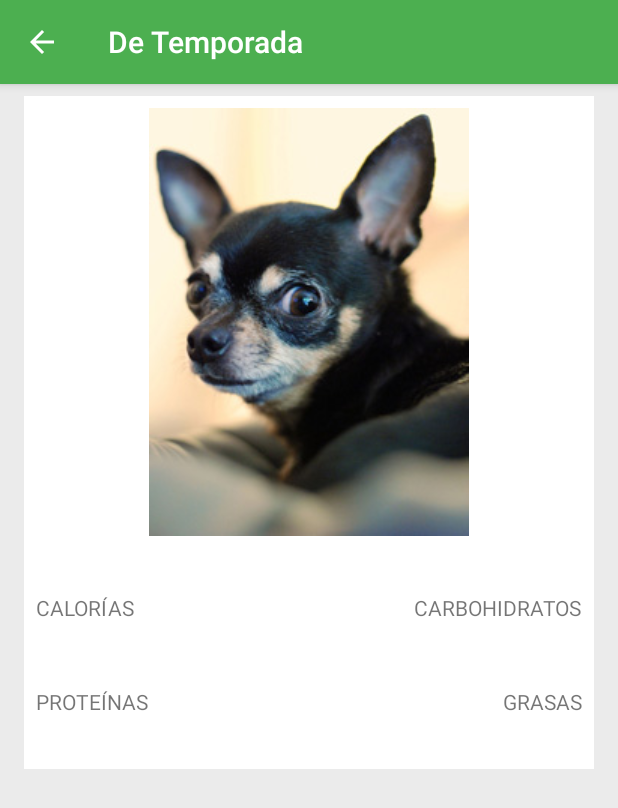
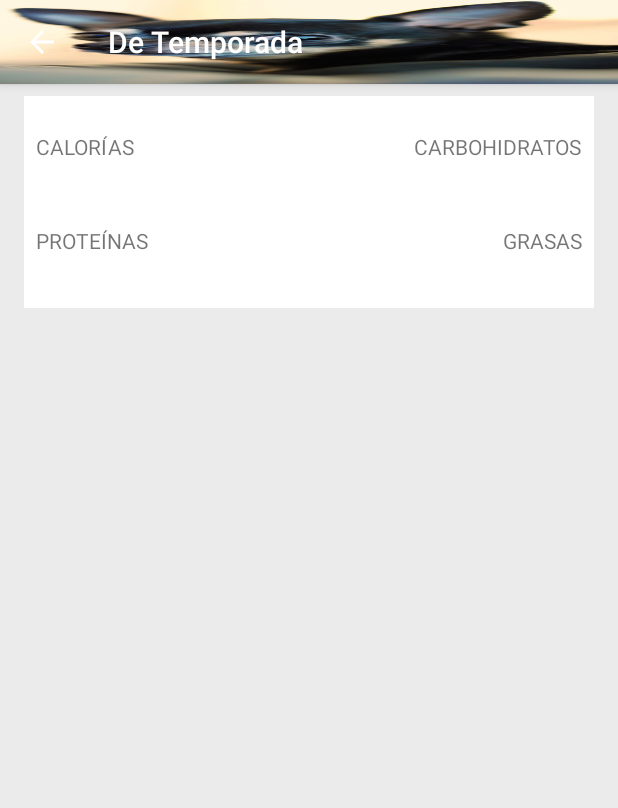
Before and after one commit to jpserrano/AndroidRestJSONExample-master, an Android app: the AlimentoActivity screen opened directly, with no data from a screen before it, on a phone screen of 412 x 824 dp. Shown: the top 808 px of the screen. Run offline under Robolectric (Android 15) with nearby library versions, the phone set to English and light mode, and no system bars; our stand-ins replace Firebase (no records; nobody signed in at launch, a user with empty details on screens opened directly); 6 statements that could not run were skipped.

Commit message:
- Imagen del alimento en la statusbar.

```diff
--- a/app/build.gradle
+++ b/app/build.gradle
@@ -4,7 +4,7 @@ android {
     compileSdkVersion 25
     defaultConfig {
         applicationId "es.jota.detemporada"
-        minSdkVersion 15
+        minSdkVersion 21
         targetSdkVersion 25
         versionCode 1
         versionName "1.0"
--- a/app/src/main/java/es/jota/detemporada/AlimentoActivity.java
+++ b/app/src/main/java/es/jota/detemporada/AlimentoActivity.java
@@ -3,10 +3,14 @@ package es.jota.detemporada;
 import android.annotation.SuppressLint;
 import android.content.Intent;
 import android.content.res.Resources;
+import android.graphics.Color;
+import android.os.Build;
 import android.support.annotation.NonNull;
 import android.support.v7.app.AppCompatActivity;
 import android.os.Bundle;
 import android.util.Log;
+import android.view.Window;
+import android.view.WindowManager;
 import android.widget.ImageView;
 import android.widget.TextView;
 
@@ -38,23 +42,27 @@ public class AlimentoActivity extends AppCompatActivity {
         int mesSeleccionado = intent.getIntExtra(MainActivity.EXTRA_MES_SELECCIONADO, 1);
 
         // Si en el strings no está definido el nombre del alimento mostramos el nombre desde el objeto en BD
-        TextView textAlimento = (TextView) findViewById(R.id.texto_alimento);
         int recursoNombre = AlimentoActivity.this.getResources().getIdentifier(alimentoSeleccionado.getNombre(), "string", AlimentoActivity.this.getPackageName());
         if(recursoNombre == 0) {
-            textAlimento.setText(alimentoSeleccionado.getNombre());
+            setTitle(alimentoSeleccionado.getNombre());
             Log.w(TAG, "onCreate: el alimento '" + alimentoSeleccionado.getNombre() + "' no está definido en el fichero string");
         } else {
-            textAlimento.setText(recursoNombre);
+            setTitle(recursoNombre);
         }
 
         // Si no existe la imagen del alimento mostramos una imagen genérica para que la interfaz no se descuadre
-        ImageView imagenAlimento = (ImageView) findViewById(R.id.imagen_alimento);
         int recursoImagen = AlimentoActivity.this.getResources().getIdentifier("img_" + alimentoSeleccionado.getNombre(), "drawable", AlimentoActivity.this.getPackageName());
         if(recursoImagen == 0) {
-            imagenAlimento.setImageResource(R.drawable.img_no_foto);
+            getSupportActionBar().setBackgroundDrawable(getResources().getDrawable(R.drawable.img_no_foto));
             Log.w(TAG, "onCreate: el alimento '" + alimentoSeleccionado.getNombre() + "' no tiene la imagen asociada");
         } else {
-            imagenAlimento.setImageResource(recursoImagen);
+            getSupportActionBar().setBackgroundDrawable(getResources().getDrawable(recursoImagen, null));
+        }
+
+        // TODO mirar si se puede utilizar algo de ContextCompat
+        if (Build.VERSION.SDK_INT >= Build.VERSION_CODES.KITKAT) {
+            Window w = getWindow(); // in Activity's onCreate() for instance
+            w.setFlags(WindowManager.LayoutParams.FLAG_LAYOUT_NO_LIMITS, WindowManager.LayoutParams.FLAG_LAYOUT_NO_LIMITS);
         }
 
         obtenerDatosGlobalesAlimento();
--- a/app/src/main/res/layout/activity_alimento.xml
+++ b/app/src/main/res/layout/activity_alimento.xml
@@ -15,19 +15,6 @@
         android:layout_height="wrap_content"
         android:gravity="center_horizontal"
         android:orientation="vertical">
-
-        <ImageView
-            android:id="@+id/imagen_alimento"
-            android:layout_width="wrap_content"
-            android:layout_height="wrap_content"
-            android:adjustViewBounds="true" />
-
-        <TextView
-            android:id="@+id/texto_alimento"
-            style="@style/nombreAlimento"
-            android:layout_width="wrap_content"
-            android:layout_height="wrap_content"
-            android:layout_centerHorizontal="true" />
 
         <RelativeLayout
             android:layout_width="match_parent"
```
